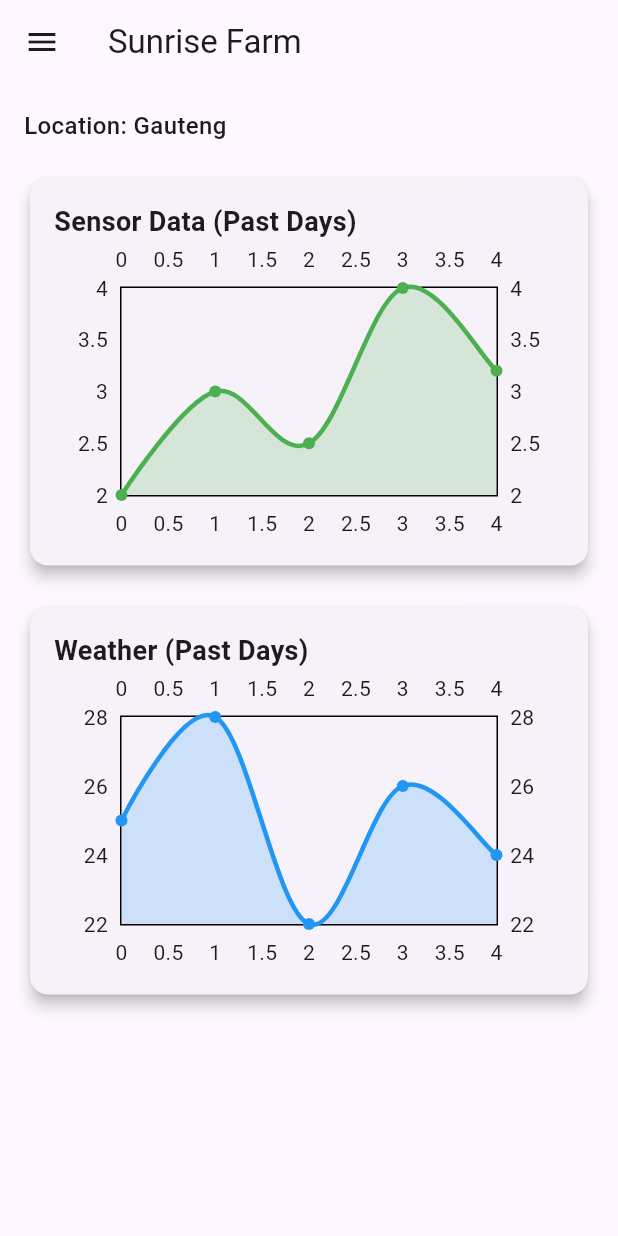
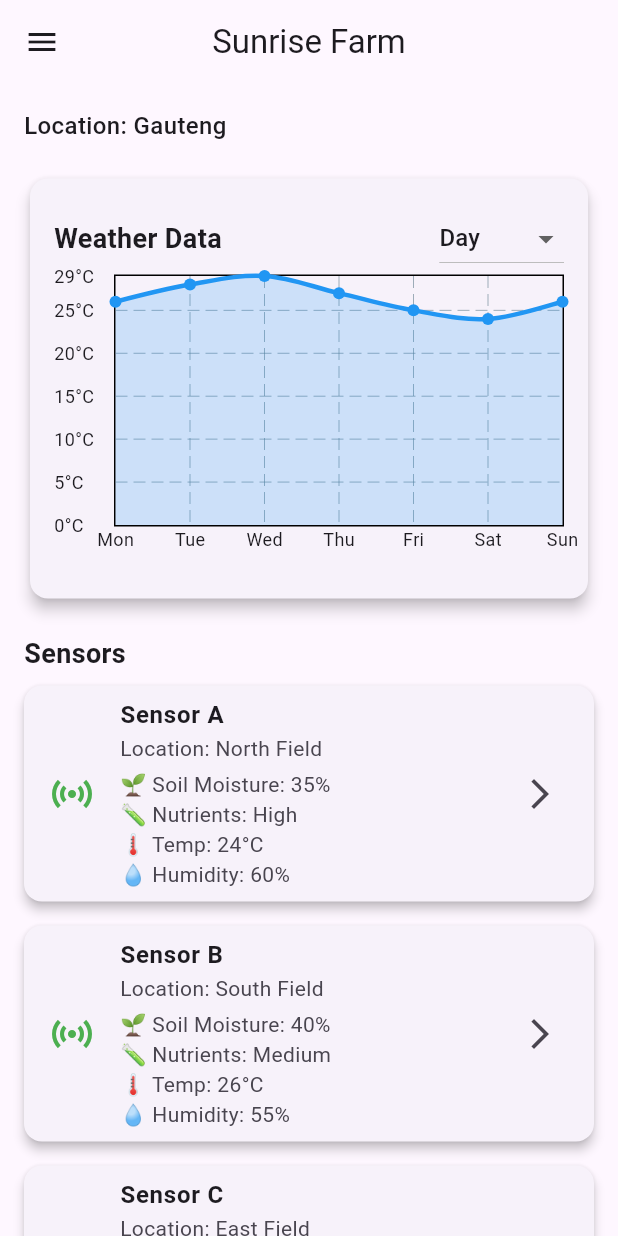
Before and after one commit to mokgolobotho/Agriconnect, a Flutter app: the HomePage screen opened by its route, after a tap on "Sunrise Farm", on a phone screen of 412 x 824 dp. Run offline on Flutter 3.47's test engine with Material 3 defaults, Android fonts, the phone set to English and light mode, and no system bars; drawn by our look-alikes of fl_chart.

Commit message:
prototype commit

```diff
--- a/agriconnect/lib/Pages/Farm/FarmDetailPage.dart
+++ b/agriconnect/lib/Pages/Farm/FarmDetailPage.dart
@@ -2,36 +2,73 @@ import 'package:flutter/material.dart';
 import 'package:fl_chart/fl_chart.dart';
 
 import '../../Widgets/AppDrawer.dart';
+import 'SensorDetailPage.dart';
 
-class FarmDetailPage extends StatelessWidget {
+class FarmDetailPage extends StatefulWidget {
   final String name;
   final String location;
 
-   FarmDetailPage({required this.name, required this.location, Key? key})
+  const FarmDetailPage({required this.name, required this.location, Key? key})
       : super(key: key);
+
+  @override
+  State<FarmDetailPage> createState() => _FarmDetailPageState();
+}
+
+class _FarmDetailPageState extends State<FarmDetailPage> {
+  String selectedFilter = "Day"; // default filter
 
   final List<Map<String, dynamic>> menuItems = [
     {"title": "Home", "icon": Icons.home, "route": "/home"},
     {"title": "Crop list", "icon": Icons.grass, "route": "/crops"},
     {"title": "Resource list", "icon": Icons.list_alt, "route": "/resources"},
     {"title": "Give Feedback", "icon": Icons.feedback, "route": "/feedback"},
+    {"title": "Logout", "icon": Icons.logout, "route": "/login"},
   ];
+
+  final List<Map<String, dynamic>> sensors = [
+    {
+      "id": 1,
+      "name": "Sensor A",
+      "location": "North Field",
+      "data": {"Soil Moisture": "35%", "Nutrients": "High", "Temp": "24°C", "Humidity": "60%"}
+    },
+    {
+      "id": 2,
+      "name": "Sensor B",
+      "location": "South Field",
+      "data": {"Soil Moisture": "40%", "Nutrients": "Medium", "Temp": "26°C", "Humidity": "55%"}
+    },
+    {
+      "id": 3,
+      "name": "Sensor C",
+      "location": "East Field",
+      "data": {"Soil Moisture": "30%", "Nutrients": "Low", "Temp": "22°C", "Humidity": "65%"}
+    },
+    {
+      "id": 4,
+      "name": "Sensor D",
+      "location": "West Field",
+      "data": {"Soil Moisture": "38%", "Nutrients": "High", "Temp": "25°C", "Humidity": "58%"}
+    },
+  ];
+
 
   @override
   Widget build(BuildContext context) {
     return Scaffold(
-      appBar: AppBar(title: Text(name)),
+      appBar: AppBar(title: Text(widget.name), centerTitle: true),
       drawer: AppDrawer(menuItems: menuItems, currentPage: "farmDetail"),
       body: SingleChildScrollView(
         padding: EdgeInsets.all(16),
         child: Column(
           crossAxisAlignment: CrossAxisAlignment.start,
           children: [
-            Text("Location: $location",
+            Text("Location: ${widget.location}",
                 style: TextStyle(fontSize: 16, fontWeight: FontWeight.w500)),
             SizedBox(height: 20),
 
-            // Sensor data graph
+            // Weather Graph with filter
             Card(
               elevation: 4,
               child: Padding(
@@ -39,85 +76,197 @@ class FarmDetailPage extends StatelessWidget {
                 child: Column(
                   crossAxisAlignment: CrossAxisAlignment.start,
                   children: [
-                    Text("Sensor Data (Past Days)",
+                    Row(
+                      mainAxisAlignment: MainAxisAlignment.spaceBetween,
+                      children: [
+                        Text("Weather Data",
                             style: TextStyle(
                                 fontSize: 18, fontWeight: FontWeight.bold)),
-                    SizedBox(height: 200, child: LineChart(sampleSensorData())),
+                        DropdownButton<String>(
+                          value: selectedFilter,
+                          items: ["Hour", "Day", "Week", "Monthly"]
+                              .map((filter) => DropdownMenuItem(
+                            value: filter,
+                            child: Text(filter),
+                          ))
+                              .toList(),
+                          onChanged: (value) {
+                            setState(() {
+                              selectedFilter = value!;
+                            });
+                          },
+                        ),
+                      ],
+                    ),
+                    SizedBox(
+                      height: 200,
+                      child: LineChart(sampleWeatherData(selectedFilter.toLowerCase())),
+                    ),
+
                   ],
                 ),
               ),
             ),
             SizedBox(height: 20),
 
-            // Weather data graph
-            Card(
-              elevation: 4,
-              child: Padding(
-                padding: EdgeInsets.all(16),
-                child: Column(
+            // List of sensors
+            Text("Sensors",
+                style: TextStyle(fontSize: 18, fontWeight: FontWeight.bold)),
+            ListView.builder(
+              shrinkWrap: true,
+              physics: NeverScrollableScrollPhysics(),
+              itemCount: sensors.length,
+              itemBuilder: (context, index) {
+                final sensor = sensors[index];
+                return Card(
+                  elevation: 3,
+                  margin: EdgeInsets.symmetric(vertical: 8),
+                  child: ListTile(
+                    leading: Icon(Icons.sensors, color: Colors.green, size: 32),
+                    title: Text(sensor["name"], style: TextStyle(fontWeight: FontWeight.bold)),
+                    subtitle: Column(
                       crossAxisAlignment: CrossAxisAlignment.start,
                       children: [
-                    Text("Weather (Past Days)",
-                        style: TextStyle(
-                            fontSize: 18, fontWeight: FontWeight.bold)),
-                    SizedBox(height: 200, child: LineChart(sampleWeatherData())),
+                        Text("Location: ${sensor["location"]}"),
+                        SizedBox(height: 4),
+                        Text("🌱 Soil Moisture: ${sensor["data"]["Soil Moisture"]}"),
+                        Text("🧪 Nutrients: ${sensor["data"]["Nutrients"]}"),
+                        Text("🌡 Temp: ${sensor["data"]["Temp"]}"),
+                        Text("💧 Humidity: ${sensor["data"]["Humidity"]}"),
                       ],
                     ),
+                    trailing: Icon(Icons.arrow_forward_ios),
+                    onTap: () {
+                      Navigator.push(
+                        context,
+                        MaterialPageRoute(
+                          builder: (context) => SensorDetailPage(
+                            sensorName: sensor["name"],
+                            //sensorData: sensor["data"].toString(), // pass readings
                           ),
                         ),
+                      );
+                    },
+                  ),
+                );
+              },
+            ),
+
           ],
         ),
       ),
     );
   }
 
-  // Dummy sensor data
-  LineChartData sampleSensorData() {
+  // Dummy weather data
+  LineChartData sampleWeatherData(String filter) {
+    List<FlSpot> spots = [];
+    double interval = 1; // x-axis interval for labels
+
+    if (filter == "hour") {
+      // Every 3 hours (realistic variation)
+      spots = [
+        FlSpot(0, 18),  // 00:00
+        FlSpot(3, 20),  // 03:00
+        FlSpot(6, 24),  // 06:00
+        FlSpot(9, 27),  // 09:00
+        FlSpot(12, 30), // 12:00
+        FlSpot(15, 29), // 15:00
+        FlSpot(18, 26), // 18:00
+        FlSpot(21, 22), // 21:00
+      ];
+      interval = 3;
+
+    } else if (filter == "day") {
+      // Past 7 days
+      spots = [
+        FlSpot(0, 26), // Mon
+        FlSpot(1, 28), // Tue
+        FlSpot(2, 29), // Wed
+        FlSpot(3, 27), // Thu
+        FlSpot(4, 25), // Fri
+        FlSpot(5, 24), // Sat
+        FlSpot(6, 26), // Sun
+      ];
+      interval = 1;
+
+    } else if (filter == "week") {
+      // Past 4 weeks (avg temps)
+      spots = [
+        FlSpot(0, 27), // Week 1
+        FlSpot(1, 29), // Week 2
+        FlSpot(2, 28), // Week 3
+        FlSpot(3, 26), // Week 4
+      ];
+      interval = 1;
+
+    } else if (filter == "monthly") {
+      // Past 6 months
+      spots = [
+        FlSpot(0, 25), // Jan
+        FlSpot(1, 26), // Feb
+        FlSpot(2, 28), // Mar
+        FlSpot(3, 30), // Apr
+        FlSpot(4, 29), // May
+        FlSpot(5, 27), // Jun
+      ];
+      interval = 1;
+    }
+
     return LineChartData(
-      gridData: FlGridData(show: false),
+      minY: 0,
+      gridData: FlGridData(show: true),
       borderData: FlBorderData(show: true),
-      titlesData: FlTitlesData(show: true),
+      titlesData: FlTitlesData(
+        leftTitles: AxisTitles(
+          sideTitles: SideTitles(
+            showTitles: true,
+            reservedSize: 40,
+            getTitlesWidget: (value, meta) {
+              return Text("${value.toInt()}°C",
+                  style: TextStyle(fontSize: 12));
+            },
+          ),
+        ),
+        bottomTitles: AxisTitles(
+          sideTitles: SideTitles(
+            showTitles: true,
+            reservedSize: 32,
+            interval: interval,
+            getTitlesWidget: (value, meta) {
+              String label = "";
+              if (filter == "hour") {
+                int hour = value.toInt();
+                label = "${hour.toString().padLeft(2, '0')}:00"; // 00:00, 03:00
+              } else if (filter == "day") {
+                const days = ["Mon", "Tue", "Wed", "Thu", "Fri", "Sat", "Sun"];
+                if (value.toInt() < days.length) label = days[value.toInt()];
+              } else if (filter == "week") {
+                label = "W${value.toInt() + 1}";
+              } else if (filter == "monthly") {
+                const months = ["Jan", "Feb", "Mar", "Apr", "May", "Jun"];
+                if (value.toInt() < months.length) label = months[value.toInt()];
+              }
+              return Text(label, style: TextStyle(fontSize: 12));
+            },
+          ),
+        ),
+        topTitles: AxisTitles(sideTitles: SideTitles(showTitles: false)),
+        rightTitles: AxisTitles(sideTitles: SideTitles(showTitles: false)),
+      ),
       lineBarsData: [
         LineChartBarData(
           isCurved: true,
-          color: Colors.green,
+          color: Colors.blue,
           barWidth: 3,
-          belowBarData:
-          BarAreaData(show: true, color: Colors.green.withOpacity(0.2)),
-          spots: [
-            FlSpot(0, 2),
-            FlSpot(1, 3),
-            FlSpot(2, 2.5),
-            FlSpot(3, 4),
-            FlSpot(4, 3.2),
-          ],
+          belowBarData: BarAreaData(
+            show: true,
+            color: Colors.blue.withOpacity(0.2),
+          ),
+          spots: spots,
         ),
       ],
     );
   }
 
-  // Dummy weather data
-  LineChartData sampleWeatherData() {
-    return LineChartData(
-      gridData: FlGridData(show: false),
-      borderData: FlBorderData(show: true),
-      titlesData: FlTitlesData(show: true),
-      lineBarsData: [
-        LineChartBarData(
-          isCurved: true,
-          color: Colors.blue,
-          barWidth: 3,
-          belowBarData:
-          BarAreaData(show: true, color: Colors.blue.withOpacity(0.2)),
-          spots: [
-            FlSpot(0, 25),
-            FlSpot(1, 28),
-            FlSpot(2, 22),
-            FlSpot(3, 26),
-            FlSpot(4, 24),
-          ],
-        ),
-      ],
-    );
 }
-}
--- a/agriconnect/lib/Pages/Home/HomePage.dart
+++ b/agriconnect/lib/Pages/Home/HomePage.dart
@@ -10,7 +10,7 @@ class HomePage extends StatelessWidget {
     {"name": "Strawberry Fields", "location": "Limpopo"},
   ];
   final List<Map<String, dynamic>> menuItems = [
-    {"title": "Profile", "icon": Icons.person, "route": "/home"},
+    {"title": "Profile", "icon": Icons.person, "route": "/profile"},
     {"title": "Check Weather", "icon": Icons.cloud, "route": "/crops"},
     {"title": "Add Farm", "icon": Icons.add_business, "route": "/resources"},
     {"title": "Give Feedback", "icon": Icons.feedback, "route": "/feedback"},
```
Also changed, not shown: agriconnect/lib/Pages/Farm/SensorDetailPage.dart (added, +184 -0 lines), agriconnect/lib/Pages/User/ProfilePage.dart (added, +84 -0 lines), agriconnect/lib/main.dart (+10 -0 lines). Lines whose indentation alone changed are shown as unchanged.
